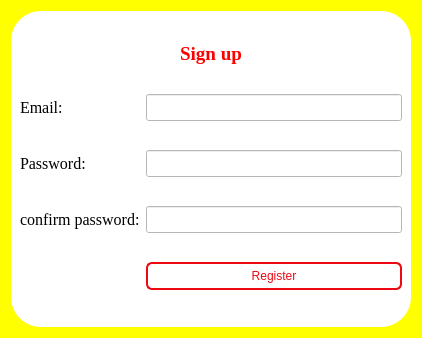
This is ui/Register.ui in abdullah0307/Restaurant_predictor as Qt 5 draws it before an edit. The edited form follows.
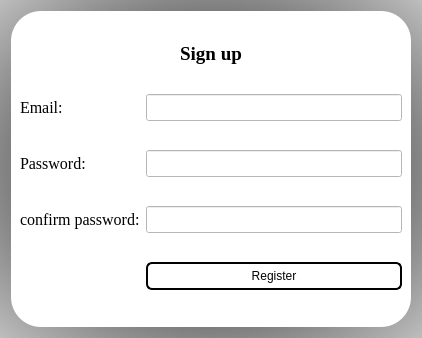
This is the edited form.

Diff of the .ui file:
```diff
--- a/ui/Register.ui
+++ b/ui/Register.ui
@@ -15,7 +15,7 @@
   </property>
   <property name="styleSheet">
    <string notr="true">
-background-color: rgb(255, 255, 0);</string>
+background-color: qradialgradient(spread:pad, cx:0.5, cy:0.5, radius:0.953, fx:0.5, fy:0.5, stop:0 rgba(0, 0, 0, 255), stop:1 rgba(255, 255, 255, 255));</string>
   </property>
   <layout class="QGridLayout" name="gridLayout">
    <item row="0" column="0">
@@ -53,7 +53,7 @@
          </font>
         </property>
         <property name="styleSheet">
-         <string notr="true">color: rgb(255, 0, 0);</string>
+         <string notr="true">color: rgb(0, 0, 0);</string>
         </property>
         <property name="text">
          <string>Sign up</string>
@@ -152,9 +152,9 @@
        <widget class="QPushButton" name="pushButton">
         <property name="styleSheet">
          <string notr="true">QPushButton{background:none;
- border:2px solid #EE0812;
+ border:2px solid #030202;
  border-radius:6px;
- color:#EE0812;
+ color:#030202;
  padding-top:5px;
  padding-bottom:5px;
 }
```
Left out of the diff: 2 changed lines with no effect on the pictures.
